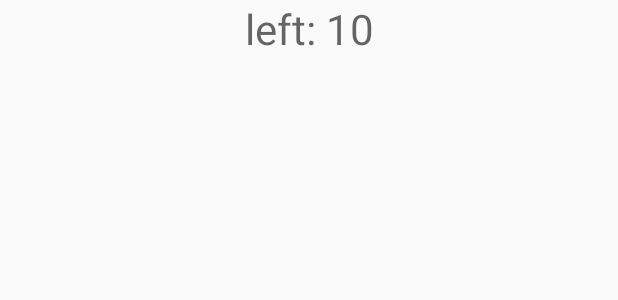
After one commit to HavaGundogan/Android-Learning-With-Kotlin, an Android app built with Jetpack Compose: the layout activity_main.xml on its own in the app's theme, with its tools: preview values and no code run, on a phone screen of 412 x 824 dp. The commit adds this screen. Shown: the top 300 px of the screen. Run offline under Robolectric (Android 15) with nearby library versions, the phone set to English and light mode, and no system bars.

Commit message:
Update CountDowmTimer
10 dan geriye geri sayım yapıldı.

```diff
--- /dev/null
+++ b/CountDownTimer/app/src/main/res/layout/activity_main.xml
@@ -0,0 +1,14 @@
+<?xml version="1.0" encoding="utf-8"?>
+<LinearLayout xmlns:android="http://schemas.android.com/apk/res/android"
+    android:orientation="vertical"
+    android:layout_width="match_parent"
+    android:layout_height="match_parent">
+
+    <TextView
+        android:id="@+id/textView"
+        android:layout_width="match_parent"
+        android:layout_height="473dp"
+        android:hint="left: 10"
+        android:textAlignment="center"
+        android:textSize="28sp" />
+</LinearLayout>
```
Also changed, not shown: CountDownTimer/app/build.gradle (+6 -2 lines), CountDownTimer/app/src/main/java/com/gundogan/countdowntimer/MainActivity.kt (+22 -26 lines).
